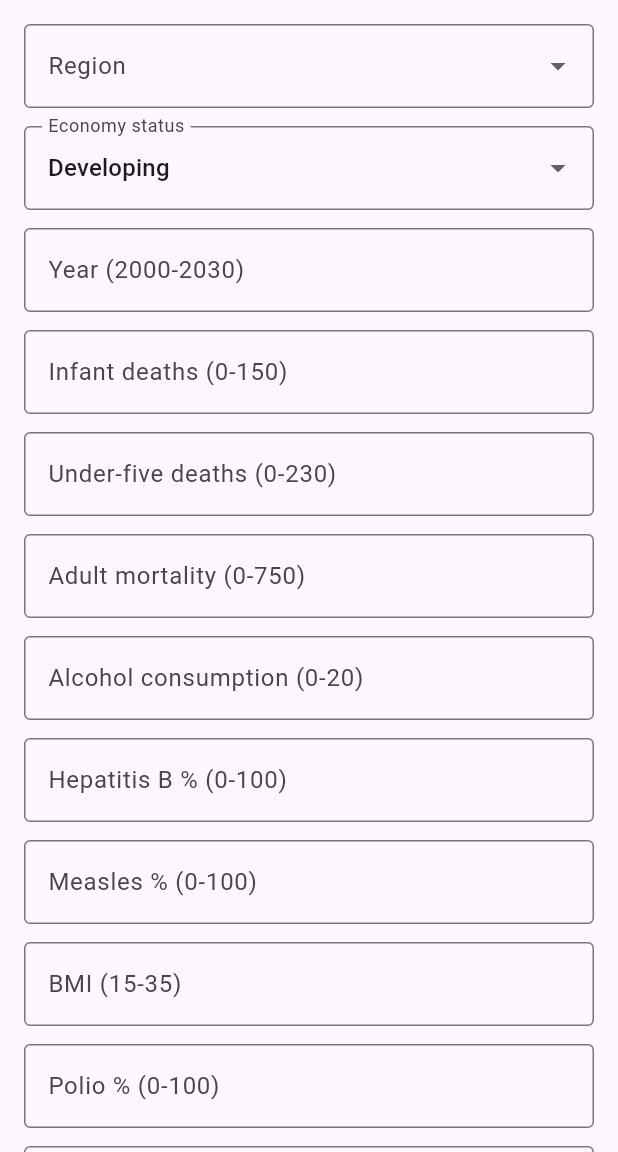
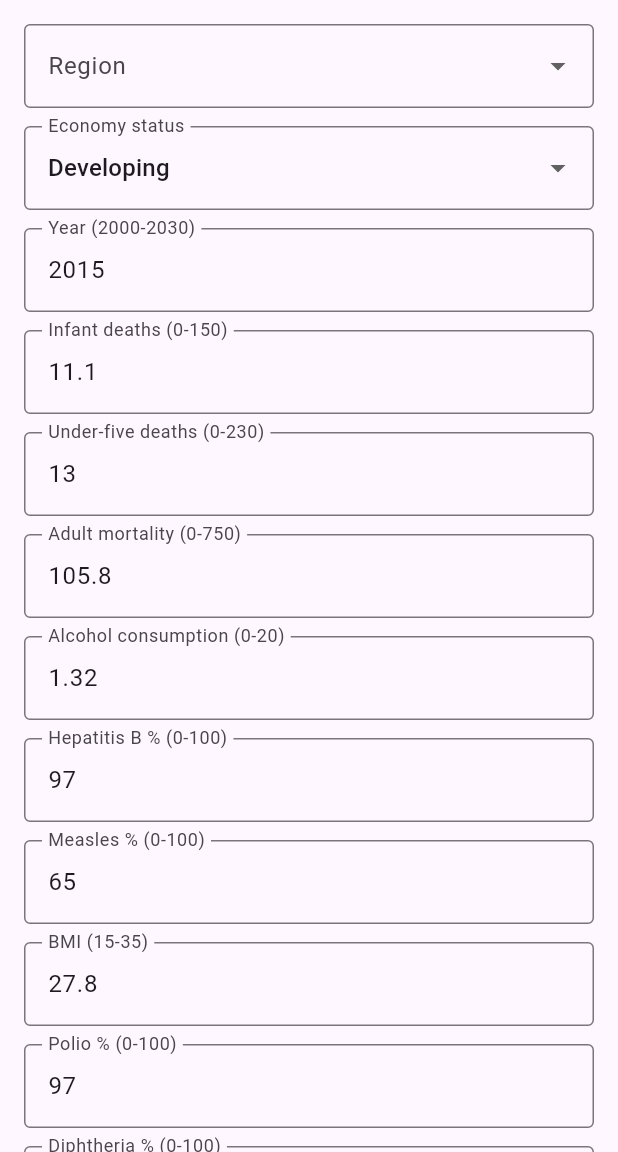
Before and after one commit to Fadhili-N/linear-regression-life-expectancy, a Flutter app: the screen it shows after launch, on a phone screen of 412 x 824 dp, the part 84-1236 px from its top. Run offline on Flutter 3.47's test engine with Material 3 defaults, Android fonts, the phone set to English and light mode, and no system bars.

Commit message:
Part 3: Flutter mobile app for life expectancy prediction

```diff
--- a/summative/FlutterApp/lib/main.dart
+++ b/summative/FlutterApp/lib/main.dart
@@ -49,7 +49,28 @@ class PredictPage extends StatefulWidget {
 
 class _PredictPageState extends State<PredictPage> {
   final _formKey = GlobalKey<FormState>();
-  final controllers = {for (var f in fields) f[0] as String: TextEditingController()};
+  static const defaults = {
+    'year': '2015',
+    'infant_deaths': '11.1',
+    'under_five_deaths': '13',
+    'adult_mortality': '105.8',
+    'alcohol_consumption': '1.32',
+    'hepatitis_b': '97',
+    'measles': '65',
+    'bmi': '27.8',
+    'polio': '97',
+    'diphtheria': '97',
+    'incidents_hiv': '0.08',
+    'gdp_per_capita': '11006',
+    'population_mln': '78.53',
+    'thinness_ten_nineteen_years': '4.9',
+    'thinness_five_nine_years': '4.8',
+    'schooling': '7.8',
+  };
+  final controllers = {
+    for (var f in fields)
+      f[0] as String: TextEditingController(text: defaults[f[0] as String] ?? '')
+  };
   String? region;
   int economyDeveloped = 0;
   String result = '';
```
Also changed, not shown: 2 other files.
